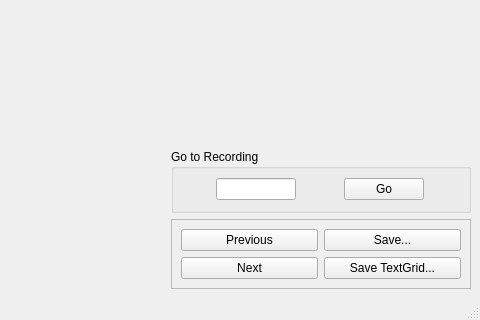
The window that satkit/gui/qt_annotator.ui (giuthas/satkit) describes before a commit, drawn with Qt 5; both pictures show x 607 to 1087 and y 475 to 795 of the 1087 by 795 pixel window.
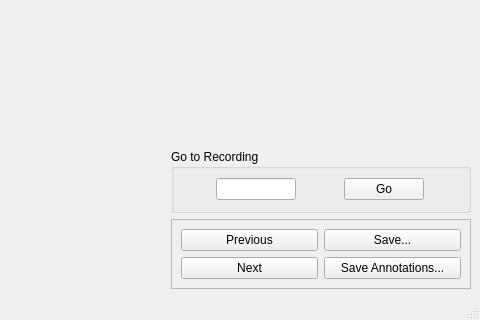
The same window after the commit.

Commit message: Enabled csv exports again.

The edit to the form file:
```diff
--- a/satkit/gui/qt_annotator.ui
+++ b/satkit/gui/qt_annotator.ui
@@ -316,7 +316,7 @@
           <item row="1" column="1">
            <widget class="QPushButton" name="exportButton">
             <property name="text">
-             <string>Save TextGrid...</string>
+             <string>Save Annotations...</string>
             </property>
            </widget>
           </item>
```
The commit also changes 1 other file.
